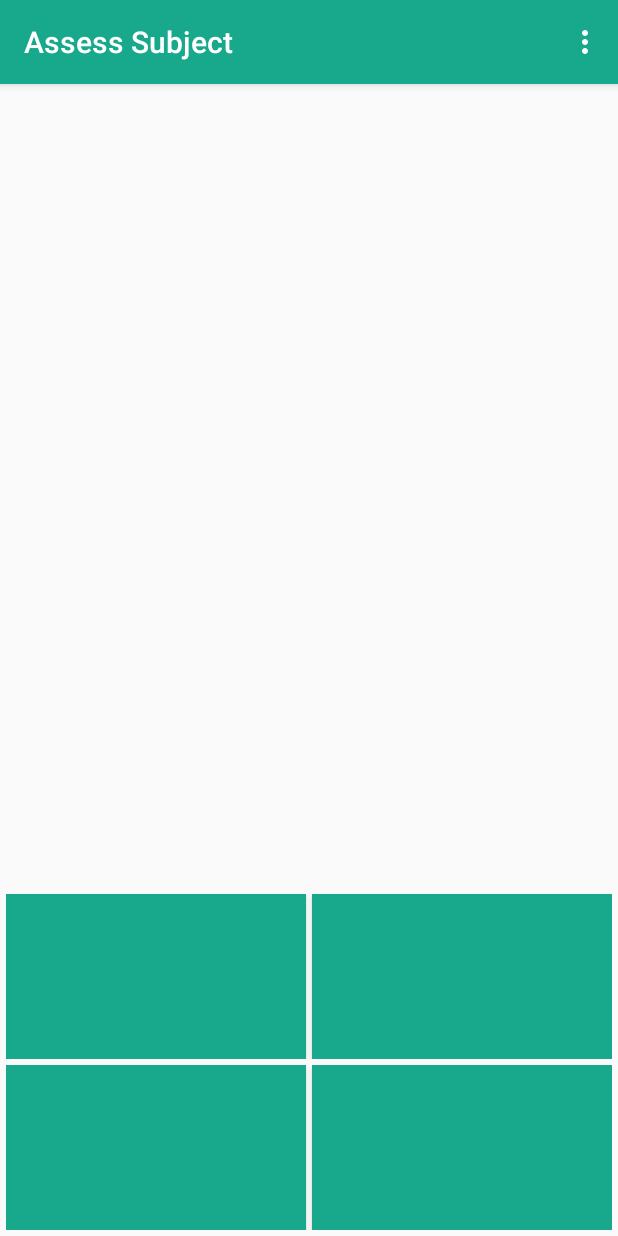
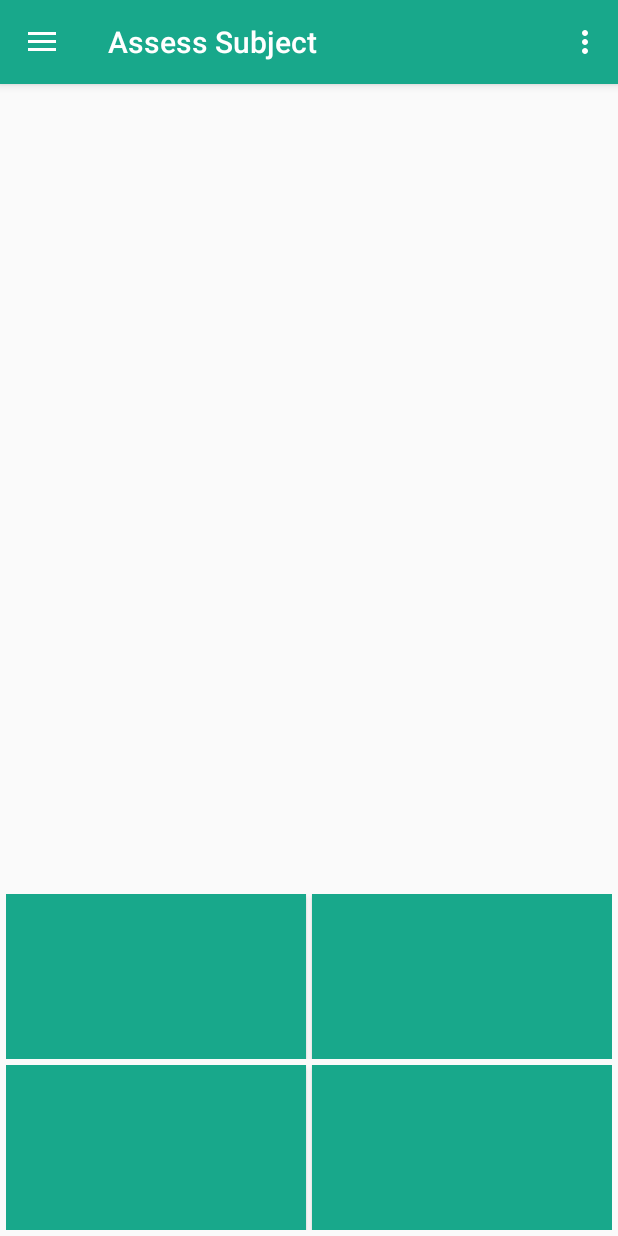
Before and after one commit to flstrout/EMS_Assist, an Android app: the AssessmentActivity screen opened directly, with no data from a screen before it, on a phone screen of 412 x 824 dp. Run offline under Robolectric (Android 15) with nearby library versions, the phone set to English and light mode, and no system bars; libraries missing offline, so code that uses them is left out: io.realm; 4 statements that could not run were skipped.

Commit message:
Created Step Into Treatment Navigation Drawer

```diff
--- a/EMSAssist/app/build.gradle
+++ b/EMSAssist/app/build.gradle
@@ -26,6 +26,7 @@ realm {
 dependencies {
     implementation fileTree(dir: 'libs', include: ['*.jar'])
     implementation 'com.android.support:appcompat-v7:26.1.0'
+    implementation 'com.android.support:design:26.1.0'
     implementation 'com.google.android.gms:play-services-vision:9.4.0'
     implementation 'com.android.support.constraint:constraint-layout:1.0.2'
     implementation 'com.android.support:design:26.1.0'
--- a/EMSAssist/app/src/main/java/com/fstrout/emsassist/AssessmentActivity.java
+++ b/EMSAssist/app/src/main/java/com/fstrout/emsassist/AssessmentActivity.java
@@ -3,6 +3,11 @@ package com.fstrout.emsassist;
 import android.content.Context;
 import android.content.Intent;
 import android.os.Bundle;
+import android.support.annotation.NonNull;
+import android.support.design.widget.NavigationView;
+import android.support.v4.view.GravityCompat;
+import android.support.v4.widget.DrawerLayout;
+import android.support.v7.app.ActionBarDrawerToggle;
 import android.support.v7.app.AppCompatActivity;
 import android.support.v7.widget.Toolbar;
 import android.view.Menu;
@@ -26,6 +31,9 @@ public class AssessmentActivity extends AppCompatActivity {
     String notifyEMS = "Notify EMS";
     TextView questionText;
     Button button1, button2, button3, button4;
+    DrawerLayout drawerLayout;
+    ActionBarDrawerToggle drawerToggle;
+    NavigationView navigationView;
 
     @Override
     protected void onCreate(Bundle savedInstanceState) {
@@ -35,6 +43,43 @@ public class AssessmentActivity extends AppCompatActivity {
         toolbar.setTitle("Assess Subject");
         setSupportActionBar(toolbar);
         context = this;
+
+        drawerLayout = findViewById(R.id.drawer_layout);
+        drawerToggle = new ActionBarDrawerToggle(this, drawerLayout, R.string.open, R.string.close);
+        navigationView = findViewById(R.id.nav_view);
+        drawerLayout.addDrawerListener(drawerToggle);
+        drawerToggle.syncState();
+        getSupportActionBar().setDisplayHomeAsUpEnabled(true);
+        navigationView.setNavigationItemSelectedListener(new NavigationView.OnNavigationItemSelectedListener() {
+            @Override
+            public boolean onNavigationItemSelected(@NonNull MenuItem item) {
+
+                switch (item.getItemId()) {
+                    case R.id.start:
+                        displayNextQuestion(1, null);
+                        drawerLayout.closeDrawer(GravityCompat.START);
+                        return true;
+                    case R.id.alert_level:
+                        displayNextQuestion(50, null);
+                        drawerLayout.closeDrawer(GravityCompat.START);
+                        return true;
+                    case R.id.breathing:
+                        displayNextQuestion(600, null);
+                        drawerLayout.closeDrawer(GravityCompat.START);
+                        return true;
+                    case R.id.interview:
+                        displayNextQuestion(100, null);
+                        drawerLayout.closeDrawer(GravityCompat.START);
+                        return true;
+                    case R.id.head_to_toe:
+                        displayNextQuestion(1000, null);
+                        drawerLayout.closeDrawer(GravityCompat.START);
+                        return true;
+                    default:
+                        return false;
+                }
+            }
+        });
 
         // Get the connect boolean passed through the Intent.
         Intent intent = getIntent();
@@ -158,7 +203,13 @@ public class AssessmentActivity extends AppCompatActivity {
 
     @Override
     public boolean onOptionsItemSelected(MenuItem item) {
+        if (drawerToggle.onOptionsItemSelected(item)) return true;
+
         switch (item.getItemId()) {
+
+            case R.id.medical_history:
+                Toast.makeText(context, "Launch Medical History", Toast.LENGTH_LONG).show();
+                return true;
             case R.id.chief_complaint:
                 Toast.makeText(context, "Launch Chief Complaint Alert", Toast.LENGTH_LONG).show();
                 return true;
--- a/EMSAssist/app/src/main/res/layout/content_assessment.xml
+++ b/EMSAssist/app/src/main/res/layout/content_assessment.xml
@@ -1,12 +1,18 @@
 <?xml version="1.0" encoding="utf-8"?>
-<RelativeLayout xmlns:android="http://schemas.android.com/apk/res/android"
+<android.support.v4.widget.DrawerLayout
+    xmlns:android="http://schemas.android.com/apk/res/android"
     xmlns:app="http://schemas.android.com/apk/res-auto"
     xmlns:tools="http://schemas.android.com/tools"
+    android:id="@+id/drawer_layout"
     android:layout_width="match_parent"
     android:layout_height="match_parent"
     app:layout_behavior="@string/appbar_scrolling_view_behavior"
     tools:context="com.fstrout.emsassist.AssessmentActivity"
     tools:showIn="@layout/activity_assessment">
+
+    <RelativeLayout
+        android:layout_width="match_parent"
+        android:layout_height="match_parent">
 
         <TextView
             android:id="@+id/question_text"
@@ -81,3 +87,14 @@
                 android:background="@color/colorPrimary"/>
         </LinearLayout>
     </RelativeLayout>
+
+    <android.support.design.widget.NavigationView
+        android:id="@+id/nav_view"
+        app:headerLayout="@layout/header"
+        android:layout_width="wrap_content"
+        android:layout_height="match_parent"
+        app:menu="@menu/nav_menu"
+        android:layout_gravity="start">
+
+    </android.support.design.widget.NavigationView>
+</android.support.v4.widget.DrawerLayout>
--- a/EMSAssist/app/src/main/res/menu/main_menu.xml
+++ b/EMSAssist/app/src/main/res/menu/main_menu.xml
@@ -1,8 +1,8 @@
 <?xml version="1.0" encoding="utf-8"?>
 <menu xmlns:app="http://schemas.android.com/apk/res-auto"
     xmlns:android="http://schemas.android.com/apk/res/android">
-    <item android:id="@+id/chief_complaint"
-        android:title="Personal Info"
+    <item android:id="@+id/medical_history"
+        android:title="Medical History"
         app:showAsAction="never"/>
     <item android:id="@+id/chief_complaint"
         android:title="Primary Complaint"
--- /dev/null
+++ b/EMSAssist/app/src/main/res/menu/nav_menu.xml
@@ -0,0 +1,13 @@
+<?xml version="1.0" encoding="utf-8"?>
+<menu xmlns:android="http://schemas.android.com/apk/res/android">
+    <item android:id="@+id/start"
+        android:title="Start"/>
+    <item android:id="@+id/alert_level"
+        android:title="Consciousness"/>
+    <item android:id="@+id/breathing"
+        android:title="Breathing"/>
+    <item android:id="@+id/interview"
+        android:title="Interview"/>
+    <item android:id="@+id/head_to_toe"
+        android:title="Head-To-Toe"/>
+</menu>
--- a/EMSAssist/app/src/main/res/values/strings.xml
+++ b/EMSAssist/app/src/main/res/values/strings.xml
@@ -1,4 +1,6 @@
 <resources>
     <string name="app_name">EMS Assist</string>
     <string name="title_activity_assessment">AssessmentActivity</string>
+    <string name="open">Open</string>
+    <string name="close">Close</string>
 </resources>
```
Also changed, not shown: EMSAssist/app/src/main/java/com/fstrout/emsassist/Questions.java (+10 -1 lines), EMSAssist/app/src/main/res/layout/header.xml (added, +17 -0 lines). Lines whose indentation alone changed are shown as unchanged.
